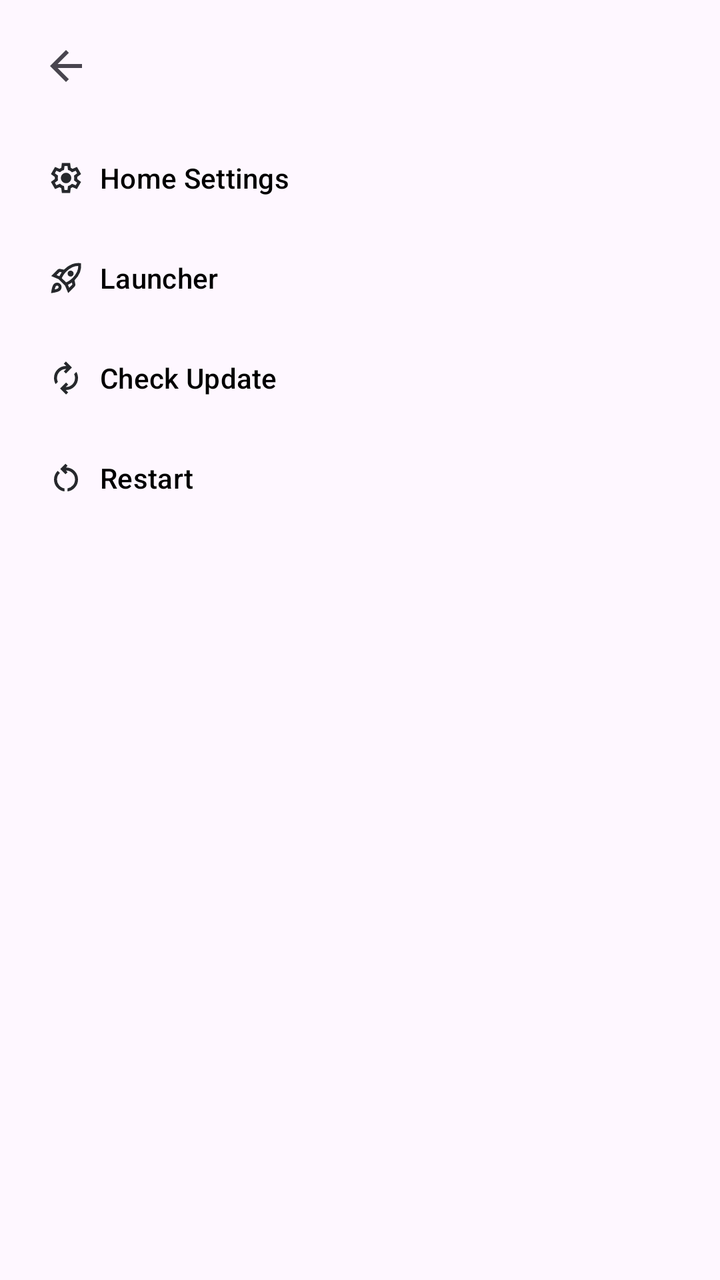
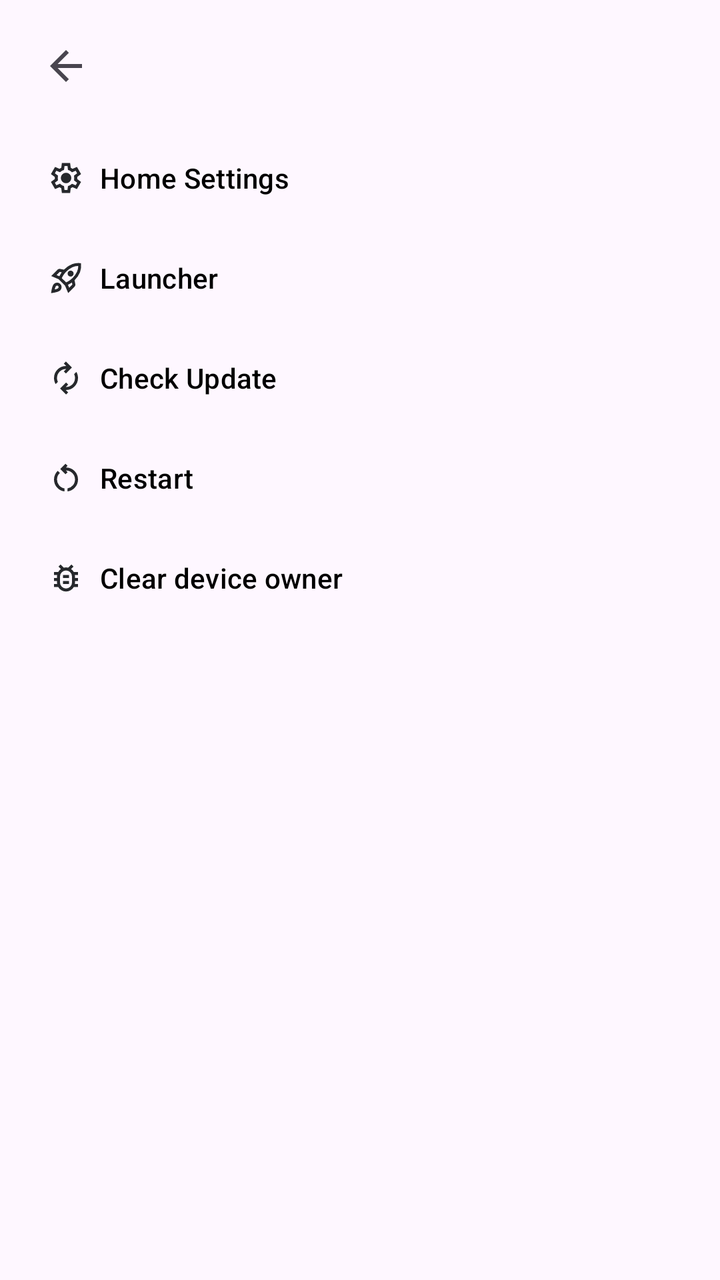

Before-and-after screenshots of an Android layout around one commit, followed by the original layout XML and the change that was made.
<!-- AndroidManifest.xml: activity theme Theme.EasyHome -->
<!-- res/layout/activity_settings.xml -->
<?xml version="1.0" encoding="utf-8"?>
<androidx.constraintlayout.widget.ConstraintLayout xmlns:android="http://schemas.android.com/apk/res/android"
    xmlns:app="http://schemas.android.com/apk/res-auto"
    android:layout_width="match_parent"
    android:layout_height="match_parent">

    <ImageButton
        android:id="@+id/prev_button"
        android:layout_width="50dp"
        android:layout_height="50dp"
        android:layout_marginStart="8dp"
        android:layout_marginTop="8dp"
        android:backgroundTint="@android:color/transparent"
        android:src="@drawable/back_24px"
        app:layout_constraintStart_toStartOf="parent"
        app:layout_constraintTop_toTopOf="parent" />

    <com.google.android.material.button.MaterialButton
        android:id="@+id/home_settings_button"
        android:layout_width="0dp"
        android:layout_height="50dp"
        android:layout_marginTop="64dp"
        android:background="@android:color/transparent"
        android:backgroundTint="@android:color/transparent"
        android:text="@string/settings_home_settings_label"
        android:textAlignment="viewStart"
        android:textColor="@color/foreground_text"
        app:cornerRadius="5dp"
        app:icon="@drawable/settings_24px"
        app:iconTint="@color/foreground_ui"
        app:layout_constraintEnd_toEndOf="parent"
        app:layout_constraintStart_toStartOf="parent"
        app:layout_constraintTop_toTopOf="parent" />

    <com.google.android.material.button.MaterialButton
        android:id="@+id/launcher_button"
        android:layout_width="0dp"
        android:layout_height="50dp"
        android:background="@android:color/transparent"
        android:backgroundTint="@android:color/transparent"
        android:text="@string/settings_launcher_label"
        android:textAlignment="viewStart"
        android:textColor="@color/foreground_text"
        app:cornerRadius="5dp"
        app:icon="@drawable/launcher_24px"
        app:iconTint="@color/foreground_ui"
        app:layout_constraintEnd_toEndOf="parent"
        app:layout_constraintStart_toStartOf="parent"
        app:layout_constraintTop_toBottomOf="@+id/home_settings_button" />

    <com.google.android.material.button.MaterialButton
        android:id="@+id/check_update_button"
        android:layout_width="0dp"
        android:layout_height="50dp"
        android:background="@android:color/transparent"
        android:backgroundTint="@android:color/transparent"
        android:text="@string/settings_check_update_label"
        android:textAlignment="viewStart"
        android:textColor="@color/foreground_text"
        app:cornerRadius="5dp"
        app:icon="@drawable/update_24px"
        app:iconTint="@color/foreground_ui"
        app:layout_constraintEnd_toEndOf="parent"
        app:layout_constraintStart_toStartOf="parent"
        app:layout_constraintTop_toBottomOf="@+id/launcher_button" />

    <com.google.android.material.button.MaterialButton
        android:id="@+id/restart_button"
        android:layout_width="0dp"
        android:layout_height="50dp"
        android:background="@android:color/transparent"
        android:backgroundTint="@android:color/transparent"
        android:text="@string/settings_restart_label"
        android:textAlignment="viewStart"
        android:textColor="@color/foreground_text"
        app:cornerRadius="5dp"
        app:icon="@drawable/restart_alt_24px"
        app:iconTint="@color/foreground_ui"
        app:layout_constraintEnd_toEndOf="parent"
        app:layout_constraintStart_toStartOf="parent"
        app:layout_constraintTop_toBottomOf="@+id/check_update_button" />
</androidx.constraintlayout.widget.ConstraintLayout>
<!-- resources referenced by this layout -->
<resources>
  <color name="foreground_text">#FF000000</color>
  <color name="foreground_ui">#FF26282C</color>
  <!-- drawable back_24px (drawable) -->
  <vector xmlns:android="http://schemas.android.com/apk/res/android"
      android:width="24dp"
      android:height="24dp"
      android:viewportWidth="960"
      android:viewportHeight="960"
      android:tint="?attr/colorControlNormal"
      android:autoMirrored="true">
    <path
        android:fillColor="@color/foreground_ui"
        android:pathData="M313,520L537,744L480,800L160,480L480,160L537,216L313,440L800,440L800,520L313,520Z"/>
  </vector>
  <!-- drawable restart_alt_24px (drawable) -->
  <vector xmlns:android="http://schemas.android.com/apk/res/android"
      android:width="24dp"
      android:height="24dp"
      android:viewportWidth="960"
      android:viewportHeight="960"
      android:tint="?attr/colorControlNormal">
    <path
        android:fillColor="@color/foreground_ui"
        android:pathData="M440,838Q319,823 239.5,732.5Q160,642 160,520Q160,454 186,393.5Q212,333 260,288L317,345Q279,379 259.5,424Q240,469 240,520Q240,608 296,675.5Q352,743 440,758L440,838ZM520,838L520,758Q607,742 663.5,675Q720,608 720,520Q720,420 650,350Q580,280 480,280L477,280L521,324L465,380L325,240L465,100L521,156L477,200L480,200Q614,200 707,293Q800,386 800,520Q800,641 720.5,731.5Q641,822 520,838Z"/>
  </vector>
  <!-- drawable update_24px (drawable) -->
  <vector xmlns:android="http://schemas.android.com/apk/res/android"
      android:width="24dp"
      android:height="24dp"
      android:viewportWidth="960"
      android:viewportHeight="960"
      android:tint="?attr/colorControlNormal">
    <path
        android:fillColor="@color/foreground_ui"
        android:pathData="M204,642Q182,604 171,564Q160,524 160,482Q160,348 253,254Q346,160 480,160L487,160L423,96L479,40L639,200L479,360L423,304L487,240L480,240Q380,240 310,310.5Q240,381 240,482Q240,508 246,533Q252,558 264,582L204,642ZM481,920L321,760L481,600L537,656L473,720L480,720Q580,720 650,649.5Q720,579 720,478Q720,452 714,427Q708,402 696,378L756,318Q778,356 789,396Q800,436 800,478Q800,612 707,706Q614,800 480,800L473,800L537,864L481,920Z"/>
  </vector>
  <string name="settings_check_update_label">Check Update</string>
  <string name="settings_home_settings_label">Home Settings</string>
  <string name="settings_launcher_label">Launcher</string>
  <string name="settings_restart_label">Restart</string>
  <style name="Theme.EasyHome" parent="Base.Theme.EasyHome" />
  <style name="Base.Theme.EasyHome" parent="Theme.Material3.DayNight.NoActionBar">
          
          
      </style>
  <!-- unchanged entries left out for length: 2 -->
</resources>

<!-- the commit's change to res/layout/activity_settings.xml (unified diff, before → after) -->
@@ -79,4 +79,20 @@
         app:layout_constraintEnd_toEndOf="parent"
         app:layout_constraintStart_toStartOf="parent"
         app:layout_constraintTop_toBottomOf="@+id/check_update_button" />
+
+    <com.google.android.material.button.MaterialButton
+        android:id="@+id/debug_clear_device_owner_button"
+        android:layout_width="0dp"
+        android:layout_height="50dp"
+        android:background="@android:color/transparent"
+        android:backgroundTint="@android:color/transparent"
+        android:text="@string/settings_debug_clear_device_owner_label"
+        android:textAlignment="viewStart"
+        android:textColor="@color/foreground_text"
+        app:cornerRadius="5dp"
+        app:icon="@drawable/debug"
+        app:iconTint="@color/foreground_ui"
+        app:layout_constraintEnd_toEndOf="parent"
+        app:layout_constraintStart_toStartOf="parent"
+        app:layout_constraintTop_toBottomOf="@+id/restart_button" />
 </androidx.constraintlayout.widget.ConstraintLayout>
<!-- resource entries referenced after the edit -->
@@ -13,6 +13,15 @@
     <path
         android:fillColor="@color/foreground_ui"
         android:pathData="M313,520L537,744L480,800L160,480L480,160L537,216L313,440L800,440L800,520L313,520Z"/>
+  </vector>
+  <!-- drawable debug (drawable) -->
+  <vector xmlns:android="http://schemas.android.com/apk/res/android"
+      android:width="24dp"
+      android:height="24dp"
+      android:viewportWidth="24"
+      android:viewportHeight="24">
+      <path android:fillColor="@color/foreground_ui"
+          android:pathData="M12,19q1.65,0 2.83-1.18T16,15V11q0-1.65-1.17-2.83T12,7T9.18,8.17T8,11v4q0,1.65 1.18,2.82T12,19Zm-2-3h4V14H10v2Zm0-4h4V10H10v2Zm2,1Zm0,8q-1.63,0-3.01-0.8T6.8,18H4V16H6.1q-0.08-0.5-0.09-1T6,14H4V12H6q0-0.5 0.01-1T6.1,10H4V8H6.8Q7.15,7.43 7.59,6.93T8.6,6.05L7,4.4L8.4,3l2.15,2.15q0.7-0.22 1.43-0.22T13.4,5.15L15.6,3L17,4.4L15.35,6.05q0.57,0.38 1.04,0.86T17.2,8H20v2H17.9q0.07,0.5 0.09,1T18,12h2v2H18q0,0.5-0.01,1T17.9,16H20v2H17.2q-0.8,1.4-2.19,2.2T12,21Z"/>
   </vector>
   <!-- drawable restart_alt_24px (drawable) -->
   <vector xmlns:android="http://schemas.android.com/apk/res/android"
@@ -37,6 +46,7 @@
         android:pathData="M204,642Q182,604 171,564Q160,524 160,482Q160,348 253,254Q346,160 480,160L487,160L423,96L479,40L639,200L479,360L423,304L487,240L480,240Q380,240 310,310.5Q240,381 240,482Q240,508 246,533Q252,558 264,582L204,642ZM481,920L321,760L481,600L537,656L473,720L480,720Q580,720 650,649.5Q720,579 720,478Q720,452 714,427Q708,402 696,378L756,318Q778,356 789,396Q800,436 800,478Q800,612 707,706Q614,800 480,800L473,800L537,864L481,920Z"/>
   </vector>
   <string name="settings_check_update_label">Check Update</string>
+  <string name="settings_debug_clear_device_owner_label" translatable="false">Clear device owner</string>
   <string name="settings_home_settings_label">Home Settings</string>
   <string name="settings_launcher_label">Launcher</string>
   <string name="settings_restart_label">Restart</string>
